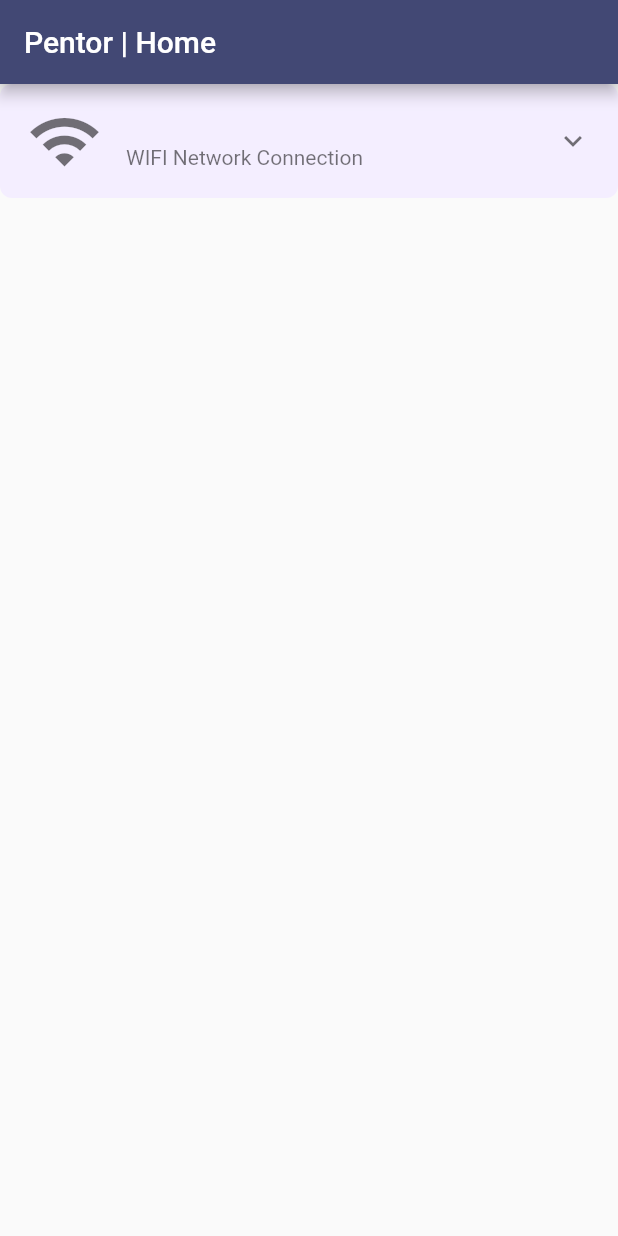
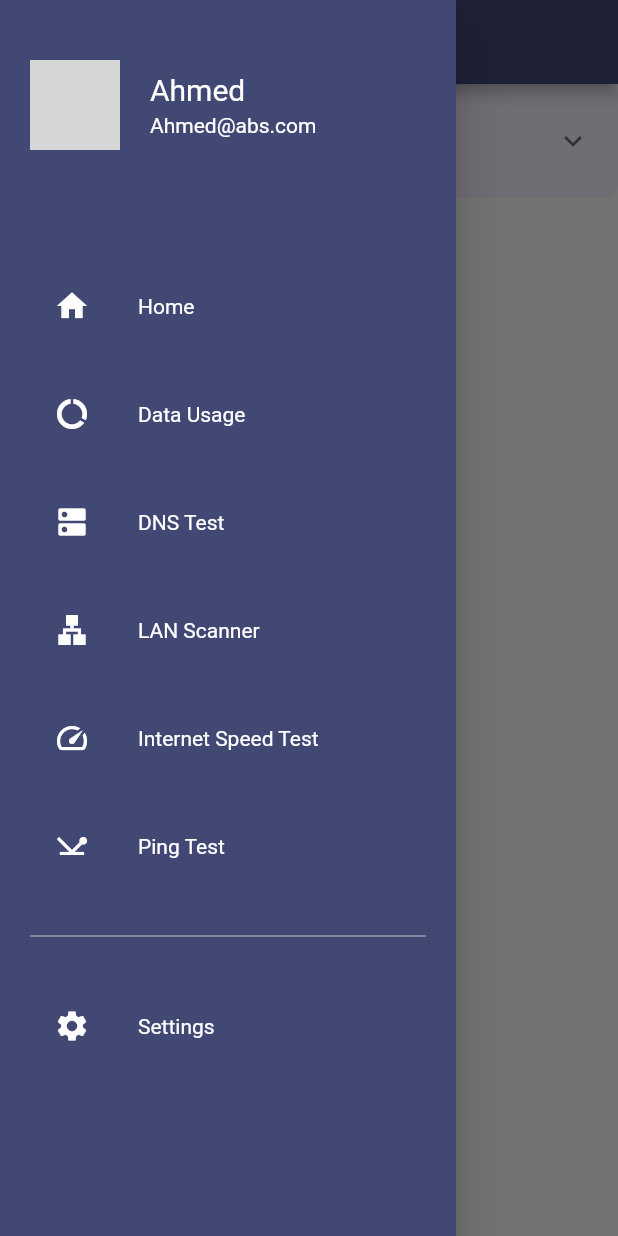
Before and after one commit to CSEMN/Pentor, a Flutter app: the screen it shows after launch, with the side drawer open (before the commit the screen has no drawer), on a phone screen of 412 x 824 dp. Run offline on Flutter 3.47's test engine with Material 2 defaults, Android fonts, the phone set to English and light mode, and no system bars; drawn by our look-alikes of expansion_tile_card; our stand-ins replace connectivity_plus, firebase_core, get, get_storage, permission_handler; missing offline and left inert: network_info_plus, telephony; accounts and stored records are empty; network calls fail; grey boxes are pictures that could not be loaded.

Commit message:
Add NavigationDrawer.dart Add NavigationDrawer_Controller.dart Add all app pages to the NavigationDrawer Edit all pages except DNS Test page by adding scaffold which contains appbar whit NavigationDrawer Add some words to translation file

```diff
--- a/lib/locale/app_translations.dart
+++ b/lib/locale/app_translations.dart
@@ -11,6 +11,13 @@ class AppTranslations extends Translations {
 class _EN {
   static Map<String, String> get messages => {
         'HOME_PAGE_TITLE': "Pentor | Home",
+        'Home': "Home",
+        'Data Usage': "Data Usage",
+        'DNS Test': "DNS Test",
+        'LAN Scanner': "LAN Scanner",
+        'Internet Speed Test': "Internet Speed Test",
+        'Ping Test': "Ping Test",
+        'Settings': "Settings",
         'Field': "Field",
         'Value': "Value",
         'Name': "Name",
@@ -38,6 +45,13 @@ class _EN {
 class _AR {
   static Map<String, String> get messages => {
         'HOME_PAGE_TITLE': "بنتور | الرئيسية",
+        'Home': "الصفحة الرئيسية",
+        'Data Usage': "استخدام البيانات",
+        'DNS Test': "فحص الشبكة المحلية ",
+        'LAN Scanner': "فحص أسماء النطاقات",
+        'Internet Speed Test': "اختبار سرعة الانترنت",
+        'Ping Test': "اختبار البنج ",
+        'Settings': "الإعدادات",
         'Field': "حقل",
         'Value': "القيمة",
         'Name': "الاسم",
--- a/lib/view/home_page.dart
+++ b/lib/view/home_page.dart
@@ -6,6 +6,7 @@ import 'package:expansion_tile_card/expansion_tile_card.dart';
 import 'package:pentor/model/mobile_network_info.dart';
 import 'package:pentor/model/wifi_info.dart';
 import 'package:pentor/themes.dart';
+import 'package:pentor/view/widgets/NavigationDrawer.dart';
 
 class HomePage extends StatelessWidget {
   const HomePage({Key? key}) : super(key: key);
@@ -15,6 +16,7 @@ class HomePage extends StatelessWidget {
     return GetBuilder<HomePageController>(
         init: HomePageController(),
         builder: (controller) => Scaffold(
+          drawer: NavigationDrawerWidget(),
             appBar: AppBar(
               title: Text('HOME_PAGE_TITLE'.tr),
             ),
--- /dev/null
+++ b/lib/view/widgets/NavigationDrawer.dart
@@ -0,0 +1,145 @@
+import 'package:flutter/material.dart';
+import 'package:get/get.dart';
+import 'package:pentor/themes.dart';
+import 'package:pentor/view/data_usage_page.dart';
+import 'package:pentor/view/dns_test_page.dart';
+import 'package:pentor/view/home_page.dart';
+import 'package:pentor/view/ping_test_page.dart';
+import 'package:pentor/view/lan_scanner_page.dart';
+import 'package:pentor/view/speed_test_page.dart';
+import 'package:pentor/view/setting_page.dart';
+import 'package:pentor/controller/NavigationDrawer_Controller.dart';
+
+class NavigationDrawerWidget extends StatelessWidget {
+  final padding = EdgeInsets.symmetric(horizontal: 20);
+  @override
+  Widget build(BuildContext context) {
+    final name = 'Ahmed';
+    final email = 'Ahmed@abs.com';
+    final urlImage =
+     "https://images.unsplash.com/photo-1511367461989-f85a21fda167?ixlib=rb-4.0.3&ixid=MnwxMjA3fDB8MHxwaG90by1wYWdlfHx8fGVufDB8fHx8&auto=format&fit=crop&w=1031&q=80";
+    return Drawer(
+      child: Material(
+        color: Themes.customLightTheme.primaryColor,
+        child: ListView(
+          children: <Widget>[
+            buildHeader(
+              urlImage: urlImage,
+              name: name,
+              email: email,
+              onClicked: () => Navigator.of(context).push(MaterialPageRoute(
+                builder: (context) => DataUsagePage(),
+              )),
+            ),
+            Container(
+              padding: padding,
+              child: Column(
+                children: [
+                  const SizedBox(height: 12),
+                  const SizedBox(height: 24),
+                  buildMenuItem(
+                      text: 'Home'.tr,
+                      icon: Icons.home,
+                      onClicked: () =>
+                          Navigator.of(context).push(MaterialPageRoute(
+                            builder: (context) => HomePage(),
+                          ))),
+                  const SizedBox(height: 16),
+                  buildMenuItem(
+                      text: 'Data Usage'.tr,
+                      icon: Icons.data_usage,
+                      onClicked: () => Navigator.of(context).push(
+                          MaterialPageRoute(
+                              builder: (context) => DataUsagePage()))),
+                  const SizedBox(height: 16),
+                  buildMenuItem(
+                      text: 'DNS Test'.tr,
+                      icon: Icons.dns,
+                      onClicked: () => Navigator.of(context).push(
+                          MaterialPageRoute(
+                              builder: (context) => DnsTestPage()))),
+                  const SizedBox(height: 16),
+                  buildMenuItem(
+                      text: 'LAN Scanner'.tr,
+                      icon: Icons.lan,
+                      onClicked: () => Navigator.of(context).push(
+                          MaterialPageRoute(
+                              builder: (context) => LanScannerPage()))),
+                  const SizedBox(height: 16),
+                  buildMenuItem(
+                      text: 'Internet Speed Test'.tr,
+                      icon: Icons.speed,
+                      onClicked: () => Navigator.of(context).push(
+                          MaterialPageRoute(
+                               builder: (context) => SpeedTestPage()))),
+                  const SizedBox(height: 16),
+                  buildMenuItem(
+                      text: 'Ping Test'.tr,
+                      icon: Icons.network_ping,
+                      onClicked: () => Navigator.of(context).push(
+                          MaterialPageRoute(
+                              builder: (context) => PingTestPage()))),
+                  const SizedBox(height: 24),
+                  Divider(color: Colors.white70),
+                  const SizedBox(height: 24),
+                  buildMenuItem(
+                      text: 'Settings'.tr,
+                      icon: Icons.settings,
+                      onClicked: () => Navigator.of(context).push(
+                          MaterialPageRoute(
+                              builder: (context) => SettingPage()))),
+                ],
+              ),
+            ),
+          ],
+        ),
+      ),
+    );
+  }
+
+  Widget buildHeader({
+    required String urlImage,
+    required String name,
+    required String email,
+    required VoidCallback onClicked,
+  }) =>
+      InkWell(
+        child: Container(
+          color: Themes.customLightTheme.primaryColor,
+          padding: padding.add(EdgeInsets.symmetric(vertical: 40)),
+          child: Row(
+            children: [
+              CircleAvatar(radius: 30, backgroundImage: NetworkImage(urlImage)),
+              SizedBox(width: 20),
+              Column(
+                crossAxisAlignment: CrossAxisAlignment.start,
+                children: [
+                  Text(
+                    name,
+                    style: TextStyle(fontSize: 20, color: Colors.white),
+                  ),
+                  const SizedBox(height: 4),
+                  Text(
+                    email,
+                    style: TextStyle(fontSize: 14, color: Colors.white),
+                  ),
+                ],
+              ),
+            ],
+          ),
+        ),
+      );
+
+  Widget buildMenuItem({
+    required String text,
+    required IconData icon,
+    VoidCallback? onClicked,
+  }) {
+
+    return ListTile(
+      leading: Icon(icon, color: Colors.white),
+      title: Text(text, style: textStyle),
+      onTap: onClicked,
+    );
+  }
+}
```
Also changed, not shown: lib/controller/NavigationDrawer_Controller.dart (added, +57 -0 lines), lib/view/lan_scanner_page.dart (+7 -1 lines), lib/view/ping_test_page.dart (+7 -1 lines), lib/view/setting_page.dart (+7 -1 lines), lib/view/speed_test_page.dart (+7 -1 lines). Lines whose indentation alone changed are shown as unchanged.
